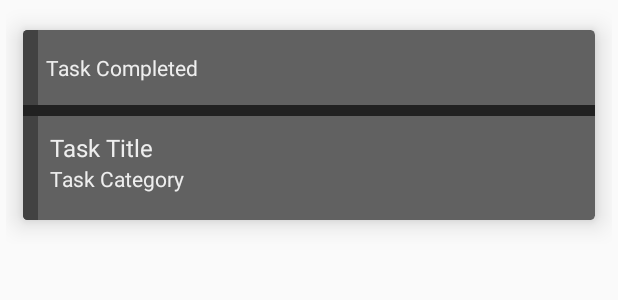
After one commit to 3g015st/SidelineTG, an Android app: the layout taskhistory_layout_rv_task_history.xml on its own in the app's theme, with its tools: preview values and no code run, on a phone screen of 412 x 824 dp. The commit adds this screen. Shown: the top 300 px of the screen. Run offline under Robolectric (Android 15) with nearby library versions, the phone set to English and light mode, and no system bars; network calls fail.

Commit message:
Added task history.

```diff
--- a/app/src/main/AndroidManifest.xml
+++ b/app/src/main/AndroidManifest.xml
@@ -68,6 +68,7 @@
         <activity android:name=".modules.viewTaskerProfile.taskerProfileActivity" />
         <activity android:name=".modules.changePassword.changePasswordActivity" />
         <activity android:name=".modules.recoverAccount.recoverAccountActivity" />
+        <activity android:name=".modules.loadTaskHistory.taskHistoryActivity" />
         <activity android:name=".modules.updateProfileInfo.updateProfileInfoActivity"></activity>
     </application>
 
--- a/app/src/main/java/com/example/benedictlutab/sidelinetg/helpers/apiRouteUtil.java
+++ b/app/src/main/java/com/example/benedictlutab/sidelinetg/helpers/apiRouteUtil.java
@@ -21,7 +21,6 @@ public class apiRouteUtil
     public String URL_MY_TASKS                     = DOMAIN + "api/taskgiver/myTasks.php";
     public String URL_TASK_OFFERS                  = DOMAIN + "api/taskgiver/fetchTaskOffers.php";
     public String URL_ASSIGN_TASKER                = DOMAIN + "api/taskgiver/assignTasker.php";
-    public String URL_LOAD_CHAT_ROOMS              = DOMAIN + "api/taskgiver/loadChatRooms.php";
     public String URL_ASSIGNED_TASKER              = DOMAIN + "api/taskgiver/fetchAssignedTasker.php";
     public String URL_MARK_COMPLETE                = DOMAIN + "api/taskgiver/markAsCompleted.php";
     public String URL_UPDATE_PROF_INFO             = DOMAIN + "api/taskgiver/updateProfileInformation.php";
@@ -35,6 +34,8 @@ public class apiRouteUtil
     public String URL_PROFILE_DETAILS              = DOMAIN + "api/common/loadUserInformation.php";
     public String URL_CHANGE_PASS                  = DOMAIN + "api/common/changePassword.php";
     public String URL_LOAD_EVAL                    = DOMAIN + "api/common/loadEvaluationList.php";
+    public String URL_FETCH_TASK_HISTORY           = DOMAIN + "api/common/fetchTaskHistory.php";
+    public String URL_LOAD_CHAT_ROOMS              = DOMAIN + "api/common/loadChatRooms.php";
 
     // RECOVER ACCOUNT
     public String URL_SEARCH_EMAIL                 = DOMAIN + "api/common/recoverAccount/searchEmail.php";
--- a/app/src/main/java/com/example/benedictlutab/sidelinetg/modules/messages/loadChatRooms/adapterChatRooms.java
+++ b/app/src/main/java/com/example/benedictlutab/sidelinetg/modules/messages/loadChatRooms/adapterChatRooms.java
@@ -27,7 +27,6 @@ import de.hdodenhof.circleimageview.CircleImageView;
 
 public class adapterChatRooms extends RecyclerView.Adapter<adapterChatRooms.ViewHolder>
 {
-
     public Activity context;
     public List<ChatRoom> chatRoomList;
 
--- a/app/src/main/java/com/example/benedictlutab/sidelinetg/modules/messages/loadChatRooms/chatRoomsFragment.java
+++ b/app/src/main/java/com/example/benedictlutab/sidelinetg/modules/messages/loadChatRooms/chatRoomsFragment.java
@@ -171,7 +171,8 @@ public class chatRoomsFragment extends Fragment
                 // Creating Map String Params.
                 Map<String, String> Parameter = new HashMap<String, String>();
 
-                Parameter.put("task_giver_id", USER_ID);
+                Parameter.put("USER_ID", USER_ID);
+                Parameter.put("ROLE", "Task Giver");
 
                 return Parameter;
             }
--- a/app/src/main/java/com/example/benedictlutab/sidelinetg/modules/more/adapterMore.java
+++ b/app/src/main/java/com/example/benedictlutab/sidelinetg/modules/more/adapterMore.java
@@ -13,6 +13,7 @@ import android.widget.TextView;
 import com.example.benedictlutab.sidelinetg.R;
 import com.example.benedictlutab.sidelinetg.helpers.fontStyleCrawler;
 import com.example.benedictlutab.sidelinetg.modules.changePassword.changePasswordActivity;
+import com.example.benedictlutab.sidelinetg.modules.loadTaskHistory.taskHistoryActivity;
 import com.example.benedictlutab.sidelinetg.modules.updateProfileInfo.updateProfileInfoActivity;
 import com.example.benedictlutab.sidelinetg.modules.welcomeUser.entranceActivity;
 import com.ontbee.legacyforks.cn.pedant.SweetAlert.SweetAlertDialog;
@@ -82,7 +83,8 @@ public class adapterMore extends RecyclerView.Adapter<adapterMore.ViewHolder>
             case 2:
                 break;
             case 3:
-
+                intent = new Intent(context, taskHistoryActivity.class);
+                context.startActivity(intent);
                 break;
             case 4:
                 Log.e("goToActivity: ", "SIGNED OUT!!");
--- /dev/null
+++ b/app/src/main/res/layout/taskhistory_layout_rv_task_history.xml
@@ -0,0 +1,75 @@
+<?xml version="1.0" encoding="utf-8"?>
+<LinearLayout xmlns:android="http://schemas.android.com/apk/res/android"
+    xmlns:app="http://schemas.android.com/apk/res-auto"
+    android:layout_width="match_parent"
+    android:layout_height="wrap_content"
+    android:padding="4sp"
+    android:id="@+id/llTask">
+
+    <android.support.v7.widget.CardView
+        xmlns:app="http://schemas.android.com/apk/res-auto"
+        android:layout_width="match_parent"
+        android:layout_height="match_parent"
+        app:cardBackgroundColor="#616161"
+        app:cardCornerRadius="3dp"
+        app:cardElevation="10dp"
+        app:cardUseCompatPadding="true">
+        <LinearLayout
+            android:layout_gravity="left"
+            android:layout_width="10dp"
+            android:layout_height="match_parent"
+            android:background="@color/colorBGPrimary">
+        </LinearLayout>
+
+        <LinearLayout
+            android:layout_width="match_parent"
+            android:layout_height="wrap_content"
+            android:orientation="vertical">
+
+            <TextView
+                android:id="@+id/tvCompletedDate"
+                android:layout_width="match_parent"
+                android:layout_height="wrap_content"
+                android:layout_gravity="right"
+                android:text="Task Completed"
+                android:textSize="14sp"
+                android:layout_margin="15dp"
+                android:textColor="#eeeeee" />
+
+            <View
+                android:layout_width="match_parent"
+                android:layout_height="7dp"
+                android:background="#212121"/>
+
+            <!--ADDRESS AND DUE DATE-->
+            <LinearLayout
+                android:layout_marginTop="10dp"
+                android:layout_width="match_parent"
+                android:layout_height="wrap_content"
+                android:orientation="vertical">
+                <TextView
+                    android:id="@+id/tvTitle"
+                    android:layout_width="match_parent"
+                    android:layout_height="wrap_content"
+                    android:text="Task Title"
+                    android:textSize="16sp"
+                    android:layout_marginLeft="18dp"
+                    android:textColor="#eeeeee" />
+                <TextView
+                    android:id="@+id/tvTaskCategory"
+                    android:layout_width="match_parent"
+                    android:layout_height="wrap_content"
+                    android:layout_weight=".60"
+                    android:text="Task Category"
+                    android:textSize="14sp"
+                    android:layout_marginLeft="18dp"
+                    android:layout_marginBottom="18dp"
+                    android:textColor="#eeeeee" />
+            </LinearLayout>
+
+        </LinearLayout>
+
+
+    </android.support.v7.widget.CardView>
+
+</LinearLayout>
```
Also changed, not shown: app/src/main/java/com/example/benedictlutab/sidelinetg/models/Task.java (+18 -2 lines), app/src/main/java/com/example/benedictlutab/sidelinetg/modules/loadTaskHistory/adapterTaskHistory.java (added, +96 -0 lines), app/src/main/java/com/example/benedictlutab/sidelinetg/modules/loadTaskHistory/taskHistoryActivity.java (added, +202 -0 lines), app/src/main/res/layout/loadtaskhistory_activity_task_history.xml (added, +57 -0 lines).
